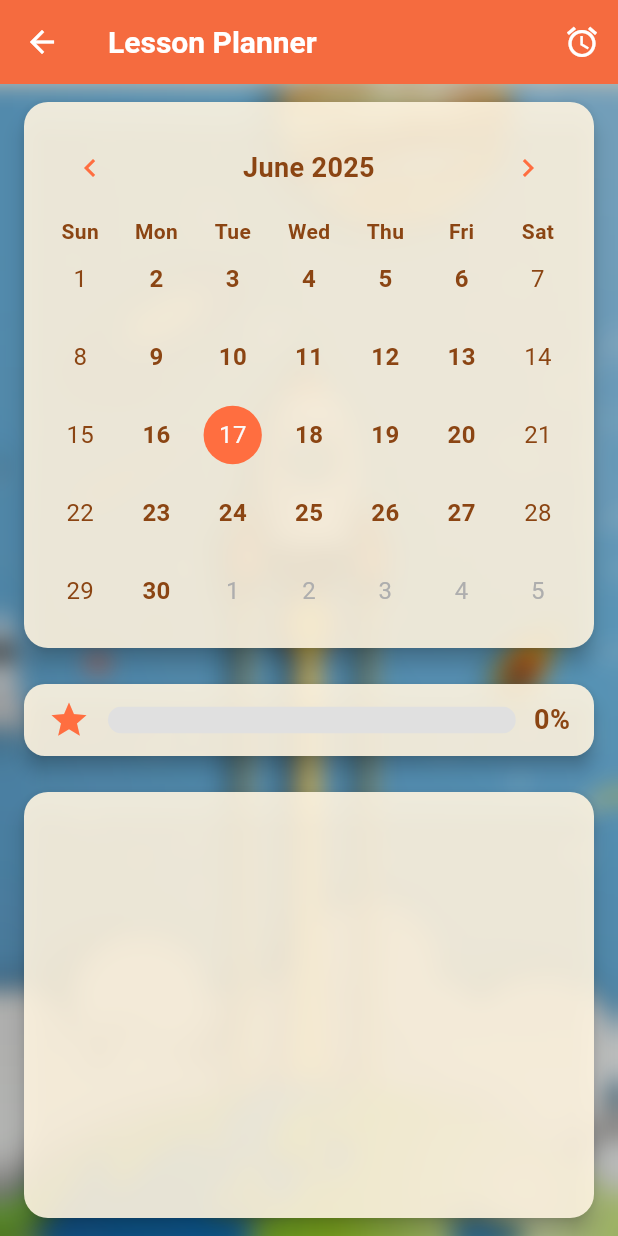
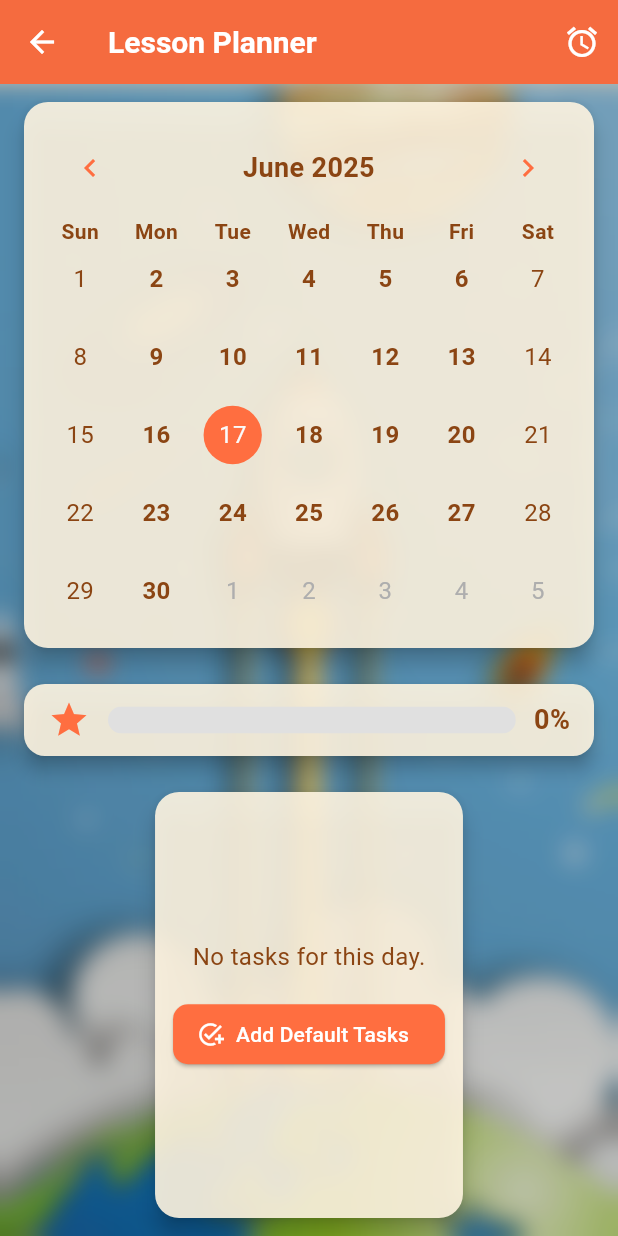
Before and after one commit to mvrexo/studybuddy1, a Flutter app: the LessonPlannerScreen screen opened directly, on a phone screen of 412 x 824 dp. Run offline on Flutter 3.47's test engine with Material 3 defaults, Android fonts, the phone set to English and light mode, and no system bars; drawn by our look-alikes of table_calendar; our stand-ins replace animated_text_kit, google_fonts, lottie, printing, screenshot, shared_preferences; accounts and stored records are empty; Roboto replaces fonts that are missing (AlfaSlabOne).

Commit message:
fix bugs

```diff
--- a/lib/screens/lesson_planner_screen.dart
+++ b/lib/screens/lesson_planner_screen.dart
@@ -27,6 +27,7 @@ class LessonPlannerScreenState extends State<LessonPlannerScreen> {
   ];
 
   double _goalProgress = 0.0;
+  bool _loading = true;
 
   @override
   void initState() {
@@ -37,8 +38,10 @@ class LessonPlannerScreenState extends State<LessonPlannerScreen> {
   Future<void> _loadTasks() async {
     SharedPreferences prefs = await SharedPreferences.getInstance();
     String? storedData = prefs.getString('lesson_tasks');
-    Map<String, dynamic> jsonData = jsonDecode(storedData!);
     _tasksByDate.clear();
+    if (storedData != null && storedData.isNotEmpty) {
+      try {
+        Map<String, dynamic> jsonData = jsonDecode(storedData);
         jsonData.forEach((key, value) {
           List<dynamic> list = value;
           _tasksByDate[key] = list.map((e) {
@@ -48,8 +51,14 @@ class LessonPlannerScreenState extends State<LessonPlannerScreen> {
             };
           }).toList();
         });
+      } catch (_) {
+        // ignore corrupt data
+      }
+    }
     _calculateGoalProgress();
-    setState(() {});
+    setState(() {
+      _loading = false;
+    });
   }
 
   Future<void> _saveTasks() async {
@@ -85,11 +94,11 @@ class LessonPlannerScreenState extends State<LessonPlannerScreen> {
       _tasksByDate[key]![index]['completed'] =
           !(_tasksByDate[key]![index]['completed'] as bool);
       _calculateGoalProgress();
+    });
     _saveTasks();
     if (_tasksByDate[key]!.every((task) => task['completed'] == true)) {
-        Future.delayed(Duration.zero, () => _showCongratsDialog());
+      _showCongratsDialog();
     }
-    });
   }
 
   void _showReminder() {
@@ -173,7 +182,9 @@ class LessonPlannerScreenState extends State<LessonPlannerScreen> {
           SafeArea(
             child: Padding(
               padding: const EdgeInsets.symmetric(horizontal: 12, vertical: 8),
-              child: Column(
+              child: _loading
+                  ? const Center(child: CircularProgressIndicator())
+                  : Column(
                       children: [
                         Card(
                           shape: RoundedRectangleBorder(
@@ -203,7 +214,8 @@ class LessonPlannerScreenState extends State<LessonPlannerScreen> {
                                   shape: BoxShape.circle,
                                 ),
                                 weekendTextStyle: TextStyle(
-                              color: themeAccent, fontFamily: 'AlfaSlabOne'),
+                                    color: themeAccent,
+                                    fontFamily: 'AlfaSlabOne'),
                                 defaultTextStyle: TextStyle(
                                     fontWeight: FontWeight.bold,
                                     fontFamily: 'AlfaSlabOne'),
@@ -243,7 +255,7 @@ class LessonPlannerScreenState extends State<LessonPlannerScreen> {
                           shape: RoundedRectangleBorder(
                               borderRadius: BorderRadius.circular(14)),
                           elevation: 5,
-                    color: themeBackground.withOpacity(0.9),
+                          color: themeBackground.withAlpha((0.9 * 255).toInt()),
                           child: Padding(
                             padding: const EdgeInsets.symmetric(
                                 horizontal: 16, vertical: 10),
@@ -282,10 +294,50 @@ class LessonPlannerScreenState extends State<LessonPlannerScreen> {
                             shape: RoundedRectangleBorder(
                                 borderRadius: BorderRadius.circular(16)),
                             elevation: 6,
-                      color: themeBackground.withOpacity(0.9),
+                            color: themeBackground.withAlpha((0.9 * 255).toInt()),
                             child: Padding(
                               padding: const EdgeInsets.all(12),
-                        child: ListView.builder(
+                              child: todayTasks.isEmpty
+                                  ? Column(
+                                      mainAxisAlignment: MainAxisAlignment.center,
+                                      children: [
+                                        const Text(
+                                          "No tasks for this day.",
+                                          style: TextStyle(
+                                              fontFamily: 'AlfaSlabOne',
+                                              fontSize: 16),
+                                        ),
+                                        const SizedBox(height: 16),
+                                        ElevatedButton.icon(
+                                          icon: const Icon(Icons.add_task),
+                                          label: const Text(
+                                            "Add Default Tasks",
+                                            style: TextStyle(
+                                                fontFamily: 'AlfaSlabOne'),
+                                          ),
+                                          style: ElevatedButton.styleFrom(
+                                            backgroundColor: themePrimary,
+                                            foregroundColor: Colors.white,
+                                            shape: RoundedRectangleBorder(
+                                              borderRadius: BorderRadius.circular(10),
+                                            ),
+                                          ),
+                                          onPressed: () {
+                                            setState(() {
+                                              _tasksByDate[selectedKey] = _defaultTasks
+                                                  .map((e) => {
+                                                        'title': e['title']!,
+                                                        'completed': false
+                                                      })
+                                                  .toList();
+                                              _calculateGoalProgress();
+                                            });
+                                            _saveTasks();
+                                          },
+                                        ),
+                                      ],
+                                    )
+                                  : ListView.builder(
                                       itemCount: todayTasks.length,
                                       itemBuilder: (context, index) {
                                         final task = todayTasks[index];
@@ -302,7 +354,8 @@ class LessonPlannerScreenState extends State<LessonPlannerScreen> {
                                           onChanged: (val) {
                                             _toggleTaskCompleted(index);
                                           },
-                              controlAffinity: ListTileControlAffinity.leading,
+                                          controlAffinity:
+                                              ListTileControlAffinity.leading,
                                           activeColor: Colors.green,
                                         );
                                       },
```
Also changed, not shown: lib/screens/progress_tracker.dart (+9 -9 lines). Lines whose indentation alone changed are shown as unchanged.
